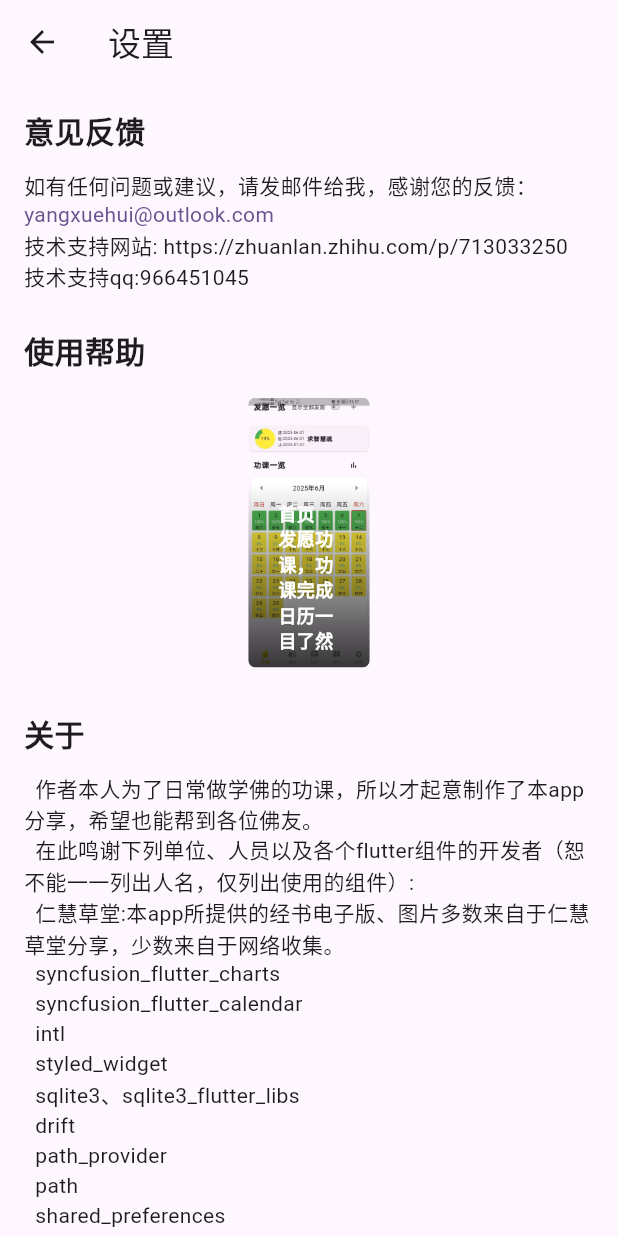
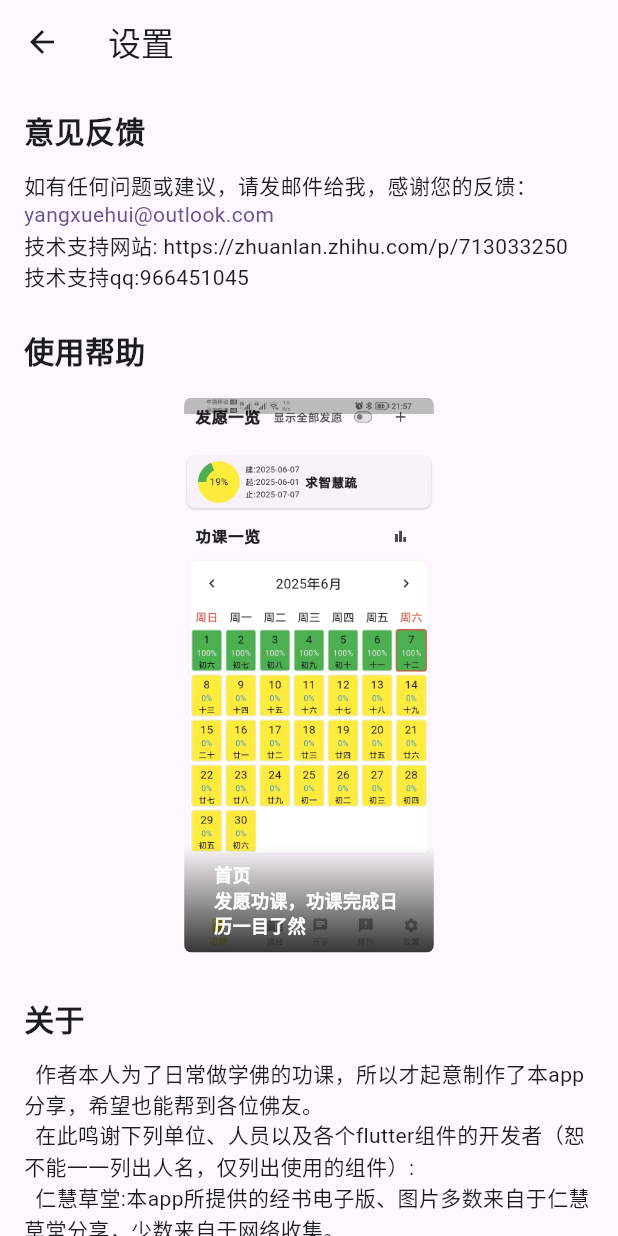
Before and after one commit to kyinwind/gongke, a Flutter app: the SettingPage screen opened by its route, on a phone screen of 412 x 824 dp. Run offline on Flutter 3.47's test engine with Material 3 defaults, Android fonts, the light colour scheme and no system bars; drawn by our look-alikes of carousel_slider; our stand-ins replace audioplayers, device_info_plus, drift, drift_flutter, flutter_slidable, flutter_svg and 9 more; missing offline and left inert: dart:ffi, lunar, pdfx; accounts and stored records are empty; generated files the repository leaves out were written again; statements that could not run were skipped; project files that could hold a hidden picture were left out.

Commit message:
调整帮助图片显示大小

```diff
--- a/lib/view/setting/setting_page.dart
+++ b/lib/view/setting/setting_page.dart
@@ -62,7 +62,7 @@ final List<Widget> imageSliders = help_slides
             borderRadius: BorderRadius.all(Radius.circular(5.0)),
             child: Stack(
               children: <Widget>[
-                Image.asset(item['image']!, fit: BoxFit.fill, height: 700),
+                Image.asset(item['image']!, fit: BoxFit.fill, height: 1400),
                 Positioned(
                   bottom: 0.0,
                   left: 0.0,
@@ -148,7 +148,7 @@ class _SettingPageState extends State<SettingPage> {
                 '使用帮助',
                 CarouselSlider(
                   options: CarouselOptions(
-                    aspectRatio: 2.0,
+                    aspectRatio: 1.0,
                     enlargeCenterPage: true,
                     enlargeStrategy: CenterPageEnlargeStrategy.zoom,
                     enlargeFactor: 0.4,
@@ -199,7 +199,9 @@ class _SettingPageState extends State<SettingPage> {
                   crossAxisAlignment: CrossAxisAlignment.start,
                   children: const [
                     SizedBox(height: 8),
-                    Text('v0.9.0 (2025-06-8)', textAlign: TextAlign.left), // ✅
+                    Text('v0.9.1 (2025-06-11)', textAlign: TextAlign.left), // ✅
+                    Text('• 完善pdf显示，增加善书页面', textAlign: TextAlign.left), // ✅
+                    Text('v0.9.0 (2025-06-08)', textAlign: TextAlign.left), // ✅
                     Text('• 首次发布', textAlign: TextAlign.left), // ✅
                     SizedBox(height: 8),
                   ],
```
Also changed, not shown: assets/help/02.jpg, 1 other file.
